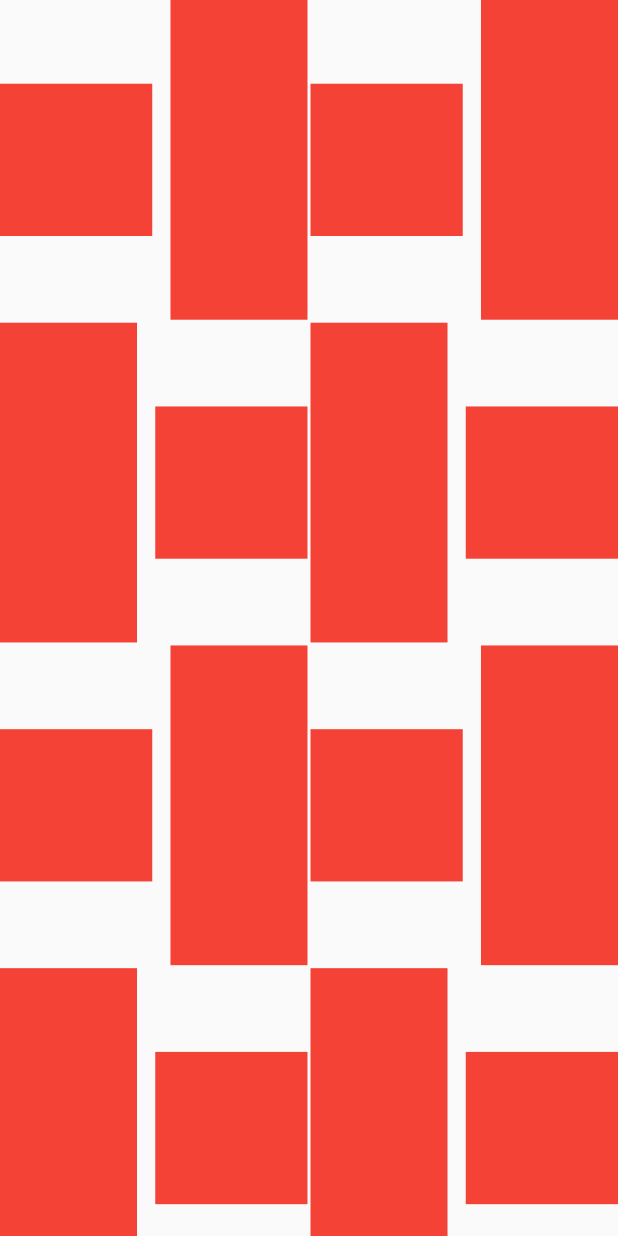
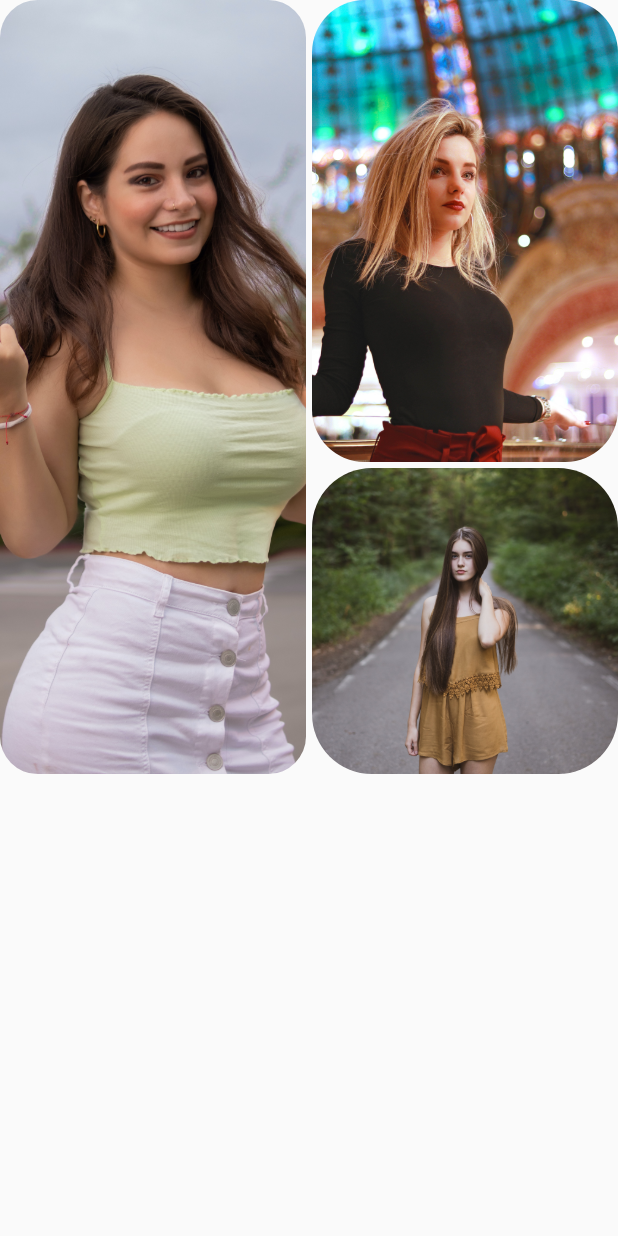
Before and after one commit to maxiggle/flutterweb_tutorial, a Flutter app: the screen it shows after launch, on a phone screen of 412 x 824 dp. Run offline on Flutter 3.47's test engine with Material 2 defaults, Android fonts, the light colour scheme and no system bars; our stand-ins replace bloc, google_fonts.

Commit message:
used staggeredGridTile.count property for ui

```diff
--- a/lib/features/Home/view/fashionhome.dart
+++ b/lib/features/Home/view/fashionhome.dart
@@ -13,45 +13,58 @@ class FashionHome extends StatefulWidget {
 }
 
 class _FashionHomeState extends State<FashionHome> {
-  final List<TaskIcon> _list = [
-    TaskIcon('assets/image/fashionhome4.jpg'),
-    TaskIcon('assets/image/fashionhome2.jpg'),
-    TaskIcon('assets/image/fashionhome3.jpg'),
+  final List<ImageList> _list = [
+    ImageList('assets/image/fashionhome4.jpg'),
+    ImageList('assets/image/fashionhome2.jpg'),
+    ImageList('assets/image/fashionhome3.jpg'),
   ];
 
   @override
   Widget build(BuildContext context) {
     return SafeArea(
       child: Scaffold(
-        body: GridView.custom(
-          gridDelegate: SliverWovenGridDelegate.count(
-            crossAxisCount: 4,
-            mainAxisSpacing: 2,
-            crossAxisSpacing: 2,
-            pattern: [
-              const WovenGridTile(1),
-              const WovenGridTile(
-                3 / 7,
-                crossAxisRatio: 0.9,
-                alignment: AlignmentDirectional.centerEnd,
-              ),
-            ],
+          body: StaggeredGrid.count(
+        crossAxisCount: 4,
+        mainAxisSpacing: 4,
+        crossAxisSpacing: 4,
+        children: [
+          StaggeredGridTile.count(
+            crossAxisCellCount: 2,
+            mainAxisCellCount: 5,
+            child: ClipRRect(
+              borderRadius: BorderRadius.circular(25),
+              child: Image(
+                  image: AssetImage('assets/image/fashionhome4.jpg'),
+                  fit: BoxFit.fitHeight),
+            ),
           ),
-          childrenDelegate: SliverChildBuilderDelegate(
-            (context, index) => Container(
-              color: Colors.red,
-              height: 10,
-              width: 20,
+          StaggeredGridTile.count(
+            crossAxisCellCount: 2,
+            mainAxisCellCount: 3,
+            child: ClipRRect(
+              borderRadius: BorderRadius.circular(35),
+              child: Image(
+                  image: AssetImage('assets/image/fashionhome2.jpg'),
+                  fit: BoxFit.fitHeight),
             ),
-            // childCount: 5,
           ),
-        ),
-      ),
+          StaggeredGridTile.count(
+            crossAxisCellCount: 2,
+            mainAxisCellCount: 2,
+            child: ClipRRect(
+              borderRadius: BorderRadius.circular(40),
+              child: Image(
+                  image: AssetImage('assets/image/fashionhome3.jpg'),
+                  fit: BoxFit.fitWidth),
+            ),
+          ),
+        ],
+      )),
     );
   }
 }
 
-class TaskIcon {
+class ImageList {
   final String imageName;
-  TaskIcon(this.imageName);
+  ImageList(this.imageName);
 }
```
